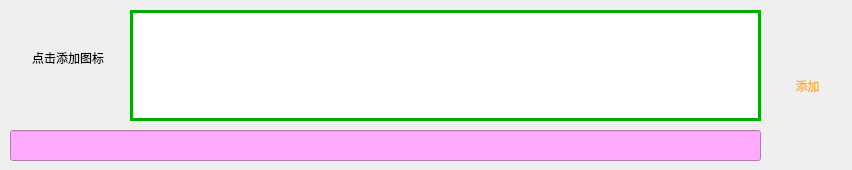
MyQt/UITest, file formlistitemcreate.ui: the form before one commit.
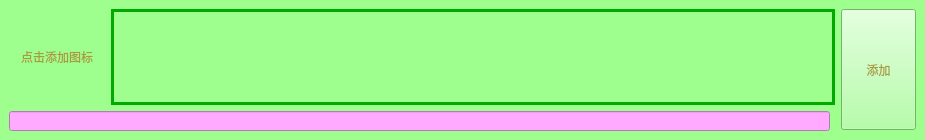
The form after the commit.

Diff of the .ui file:
```diff
--- a/formlistitemcreate.ui
+++ b/formlistitemcreate.ui
@@ -6,18 +6,22 @@
    <rect>
     <x>0</x>
     <y>0</y>
-    <width>852</width>
-    <height>170</height>
+    <width>925</width>
+    <height>140</height>
    </rect>
   </property>
   <property name="windowTitle">
    <string>Form</string>
   </property>
+  <property name="styleSheet">
+   <string notr="true">background-color: rgb(158, 255, 143);
+color: rgb(170, 154, 62);</string>
+  </property>
   <widget class="QPushButton" name="pushButton_icon">
    <property name="geometry">
     <rect>
-     <x>20</x>
-     <y>10</y>
+     <x>9</x>
+     <y>9</y>
      <width>96</width>
      <height>96</height>
     </rect>
@@ -44,10 +48,10 @@
   <widget class="QLineEdit" name="lineEdit_name">
    <property name="geometry">
     <rect>
-     <x>10</x>
-     <y>130</y>
-     <width>751</width>
-     <height>31</height>
+     <x>9</x>
+     <y>111</y>
+     <width>821</width>
+     <height>20</height>
     </rect>
    </property>
    <property name="autoFillBackground">
@@ -61,10 +65,10 @@
   <widget class="QTextEdit" name="textEdit_note">
    <property name="geometry">
     <rect>
-     <x>130</x>
-     <y>10</y>
-     <width>631</width>
-     <height>111</height>
+     <x>111</x>
+     <y>9</y>
+     <width>724</width>
+     <height>96</height>
     </rect>
    </property>
    <property name="styleSheet">
@@ -83,18 +87,29 @@
   <widget class="QPushButton" name="pushButton_add">
    <property name="geometry">
     <rect>
-     <x>770</x>
-     <y>10</y>
+     <x>841</x>
+     <y>9</y>
      <width>75</width>
-     <height>151</height>
+     <height>121</height>
     </rect>
    </property>
+   <property name="sizePolicy">
+    <sizepolicy hsizetype="Preferred" vsizetype="Preferred">
+     <horstretch>0</horstretch>
+     <verstretch>0</verstretch>
+    </sizepolicy>
+   </property>
+   <property name="minimumSize">
+    <size>
+     <width>0</width>
+     <height>0</height>
+    </size>
+   </property>
    <property name="autoFillBackground">
     <bool>false</bool>
    </property>
    <property name="styleSheet">
-    <string notr="true">background-color: rgb(0, 170, 0);
-color: rgb(255, 170, 0);</string>
+    <string notr="true"/>
    </property>
    <property name="text">
     <string>添加</string>
@@ -106,7 +121,7 @@
     <bool>false</bool>
    </property>
    <property name="flat">
-    <bool>true</bool>
+    <bool>false</bool>
    </property>
   </widget>
  </widget>
```
